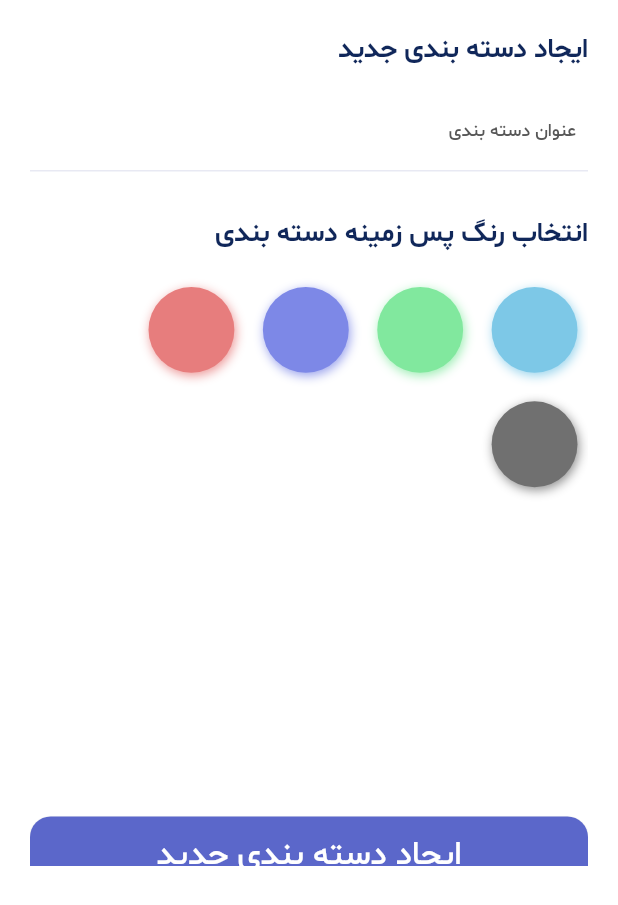
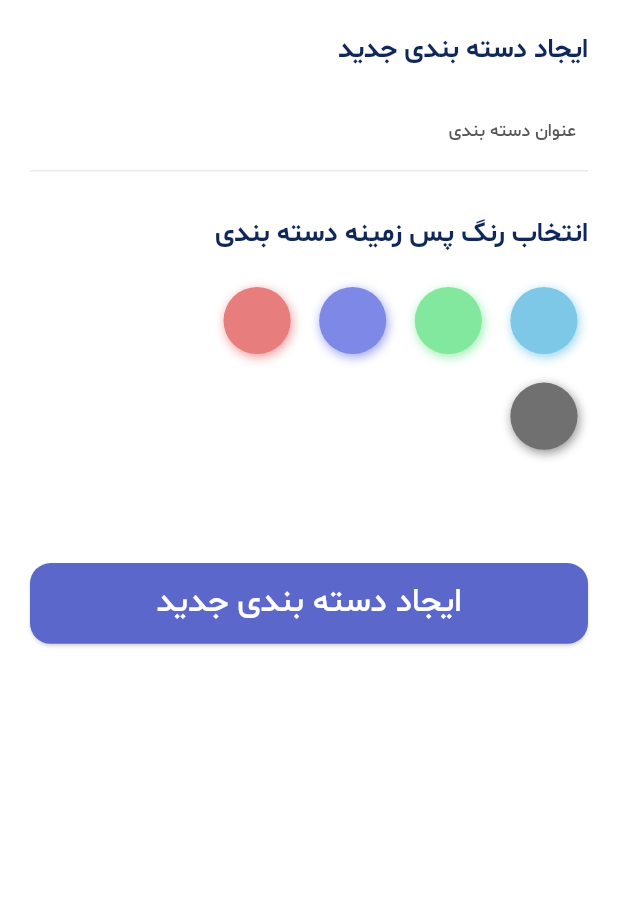
Before and after one commit to NovaTeamDevs/nova_task, a Flutter app: the CreateCategoryBottomSheetWidget widget shown alone on an empty page, opened directly, on a phone screen of 412 x 824 dp. Shown: the top 905 px of the screen. Run offline on Flutter 3.47's test engine with Material 3 defaults, Android fonts, the phone set to English and light mode, and no system bars; drawn by our look-alikes of flutter_colorpicker; our stand-ins replace dotted_border, fl_chart, flutter_screenutil, flutter_svg, get, loading_animation_widget.

Commit message:
refactor CreateCategoryBottomSheetWidget ui(Change sizes)

```diff
--- a/lib/core/widgets/create_category_bottom_sheet_widget.dart
+++ b/lib/core/widgets/create_category_bottom_sheet_widget.dart
@@ -29,11 +29,15 @@ class CreateCategoryBottomSheetWidget extends StatelessWidget {
             Text(AppStrings.selectCategoryColor,style: context.textTheme.titleMedium),
             SizedBox(height:Dimens.medium.h),
             // color picker
-            BlockPicker(
-              useInShowDialog: true,
-              availableColors: AppColors.availableColors,
-              pickerColor: Colors.black,
-              onColorChanged: (value) {},),
+            SizedBox(
+              width: 250,
+              height: 160.h,
+              child: BlockPicker(
+                useInShowDialog: true,
+                availableColors: AppColors.availableColors,
+                pickerColor: Colors.black,
+                onColorChanged: (value) {},),
+            ),
             // add category button
             AppButtonWidget(text: AppStrings.createNewCategory, onTap: () {},)
           ],
```
